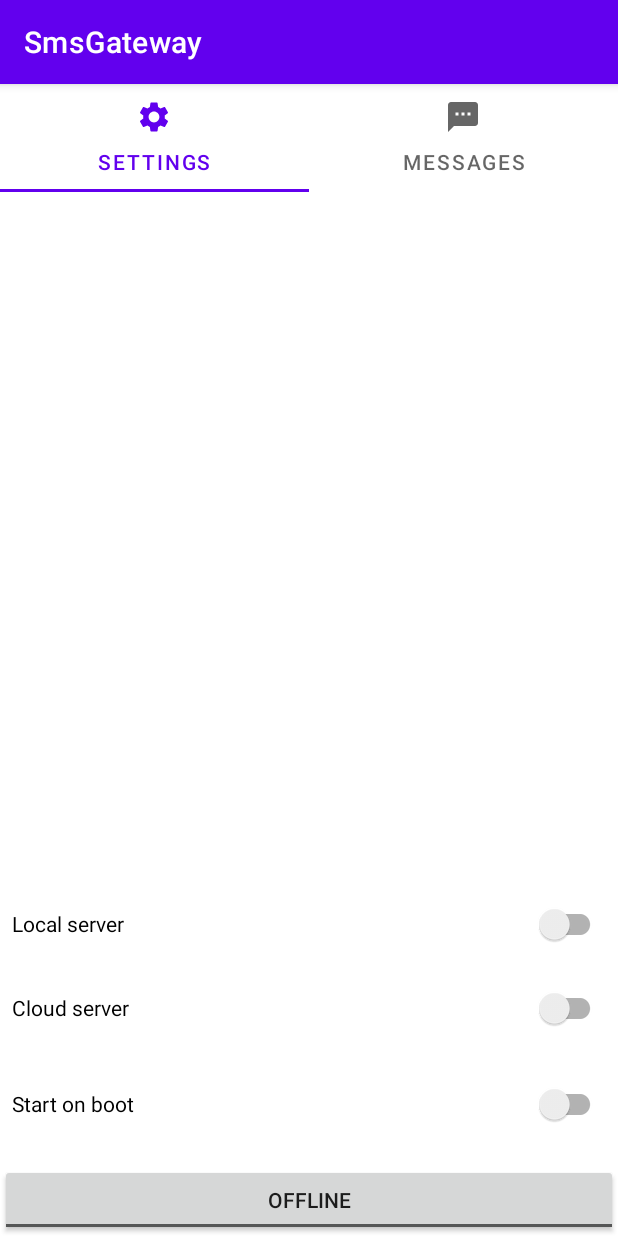
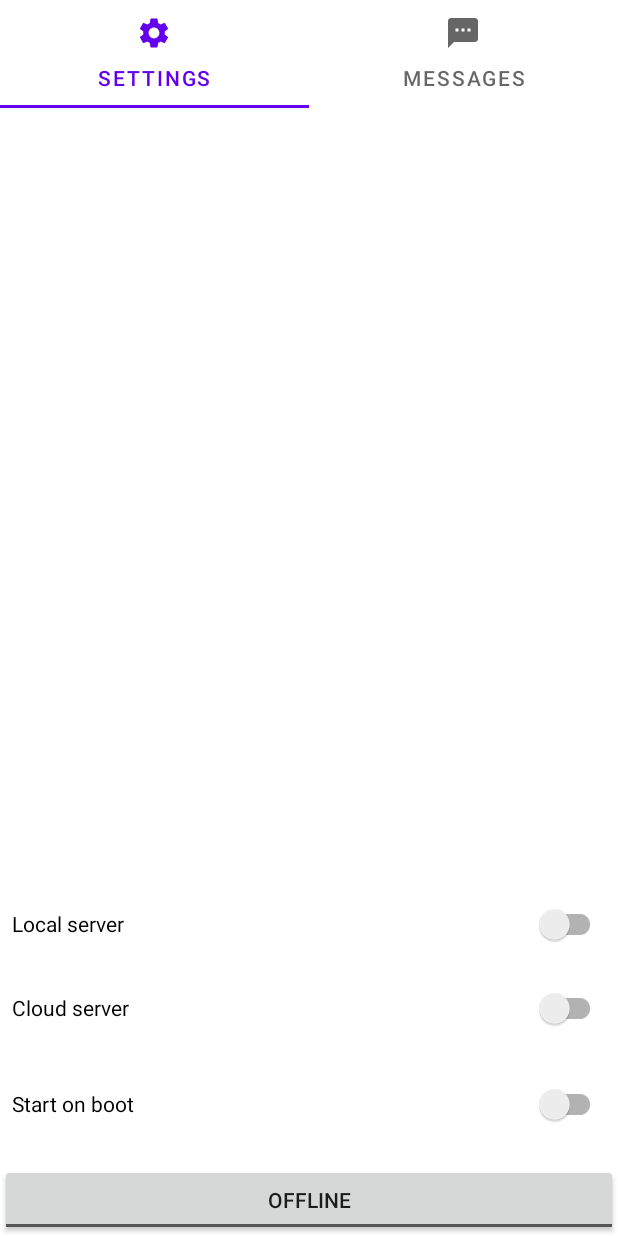
Before and after one commit to capcom6/android-sms-gateway, an Android app: the screen it shows after launch (MainActivity), on a phone screen of 412 x 824 dp. Run offline under Robolectric (Android 15) with nearby library versions, the phone set to English and light mode, and no system bars; our stand-ins replace Room's generated code; libraries missing offline, so code that uses them is left out: com.aventrix.jnanoid, io.ktor.serialization; 2 statements that could not run were skipped.

Commit message:
Improved: strings to resources and hide action bar

```diff
--- a/app/src/main/AndroidManifest.xml
+++ b/app/src/main/AndroidManifest.xml
@@ -55,7 +55,7 @@
         </receiver>
 
         <service
-            android:name=".services.WebService"
+            android:name=".modules.localserver.WebService"
             android:enabled="true"
             android:exported="true" />
 
--- a/app/src/main/java/me/capcom/smsgateway/MainActivity.kt
+++ b/app/src/main/java/me/capcom/smsgateway/MainActivity.kt
@@ -23,12 +23,12 @@ class MainActivity : AppCompatActivity() {
         TabLayoutMediator(binding.tabLayout, binding.viewPager) { tab, position ->
             when (position) {
                 0 -> tab.apply {
-                    text = "SETTINGS"
+                    text = getString(R.string.tab_text_settings)
                     setIcon(R.drawable.ic_settings_24)
                 }
 
                 else -> tab.apply {
-                    text = "MESSAGES"
+                    text = getString(R.string.tab_text_messages)
                     setIcon(R.drawable.ic_sms)
                 }
             }
--- a/app/src/main/res/layout/fragment_settings.xml
+++ b/app/src/main/res/layout/fragment_settings.xml
@@ -24,7 +24,7 @@
             android:layout_width="wrap_content"
             android:layout_height="wrap_content"
             android:layout_margin="8dp"
-            android:text="Local server:"
+            android:text="@string/settings_local_server"
             android:textAppearance="@style/TextAppearance.AppCompat.Headline" />
 
         <TextView
@@ -62,14 +62,14 @@
             android:layout_width="wrap_content"
             android:layout_height="wrap_content"
             android:layout_margin="8dp"
-            android:text="Cloud server:"
+            android:text="@string/settings_cloud_server"
             android:textAppearance="@style/TextAppearance.AppCompat.Headline" />
 
         <TextView
             android:layout_width="wrap_content"
             android:layout_height="wrap_content"
             android:layout_margin="4dp"
-            android:text="Address is sms.capcom.me" />
+            android:text="@string/settings_address_is_sms_capcom_me" />
 
         <TextView
             android:id="@+id/textRemoteAuth"
@@ -96,14 +96,14 @@
             android:layout_width="match_parent"
             android:layout_height="wrap_content"
             android:layout_margin="4dp"
-            android:text="Local server" />
+            android:text="@string/settings_local_server" />
 
         <androidx.appcompat.widget.SwitchCompat
             android:id="@+id/switchUseRemoteServer"
             android:layout_width="match_parent"
             android:layout_height="wrap_content"
             android:layout_margin="4dp"
-            android:text="Cloud server" />
+            android:text="@string/settings_cloud_server" />
     </androidx.appcompat.widget.LinearLayoutCompat>
 
     <androidx.appcompat.widget.SwitchCompat
@@ -111,7 +111,7 @@
         android:layout_width="match_parent"
         android:layout_height="wrap_content"
         android:layout_margin="8dp"
-        android:text="Start on boot" />
+        android:text="@string/settings_start_on_boot" />
 
     <Space
         android:layout_width="match_parent"
@@ -121,6 +121,6 @@
         android:id="@+id/buttonStart"
         android:layout_width="match_parent"
         android:layout_height="wrap_content"
-        android:textOff="Offline"
-        android:textOn="Online" />
+        android:textOff="@string/settings_offline"
+        android:textOn="@string/settings_online" />
 </androidx.appcompat.widget.LinearLayoutCompat>
--- a/app/src/main/res/values-night/themes.xml
+++ b/app/src/main/res/values-night/themes.xml
@@ -1,6 +1,6 @@
 <resources xmlns:tools="http://schemas.android.com/tools">
     <!-- Base application theme. -->
-    <style name="Theme.SmsGateway" parent="Theme.MaterialComponents.DayNight.DarkActionBar">
+    <style name="Theme.SmsGateway" parent="Theme.MaterialComponents.DayNight.NoActionBar">
         <!-- Primary brand color. -->
         <item name="colorPrimary">@color/purple_200</item>
         <item name="colorPrimaryVariant">@color/purple_700</item>
--- a/app/src/main/res/values/strings.xml
+++ b/app/src/main/res/values/strings.xml
@@ -1,7 +1,16 @@
 <resources>
     <string name="app_name">SmsGateway</string>
-    <string name="notification_title">SMS-шлюз</string>
-    <string name="notification_message">Ожидаем сообщения</string>
-    <!-- TODO: Remove or change this placeholder text -->
-    <string name="hello_blank_fragment">Hello blank fragment</string>
+    <string name="notification_title">SMS-gateway</string>
+    <string name="notification_message">Waiting for messages…</string>
+    <string name="tab_text_settings">SETTINGS</string>
+    <string name="tab_text_messages">MESSAGES</string>
+    <string name="settings_local_server">Local server</string>
+    <string name="settings_cloud_server">Cloud server</string>
+    <string name="settings_address_is_sms_capcom_me">Address is sms.capcom.me</string>
+    <string name="settings_start_on_boot">Start on boot</string>
+    <string name="settings_offline">Offline</string>
+    <string name="settings_online">Online</string>
+    <string name="settings_local_address_is">Local address is %1$s:%2$d</string>
+    <string name="settings_public_address_is">Public address is %1$s:%2$d</string>
+    <string name="settings_basic_auth">Basic auth %1$s:%2$s</string>
 </resources>
--- a/app/src/main/res/values/themes.xml
+++ b/app/src/main/res/values/themes.xml
@@ -1,6 +1,6 @@
 <resources xmlns:tools="http://schemas.android.com/tools">
     <!-- Base application theme. -->
-    <style name="Theme.SmsGateway" parent="Theme.MaterialComponents.DayNight.DarkActionBar">
+    <style name="Theme.SmsGateway" parent="Theme.MaterialComponents.DayNight.NoActionBar">
         <!-- Primary brand color. -->
         <item name="colorPrimary">@color/purple_500</item>
         <item name="colorPrimaryVariant">@color/purple_700</item>
```
Also changed, not shown: app/src/main/java/me/capcom/smsgateway/ui/SettingsFragment.kt (+16 -4 lines).
